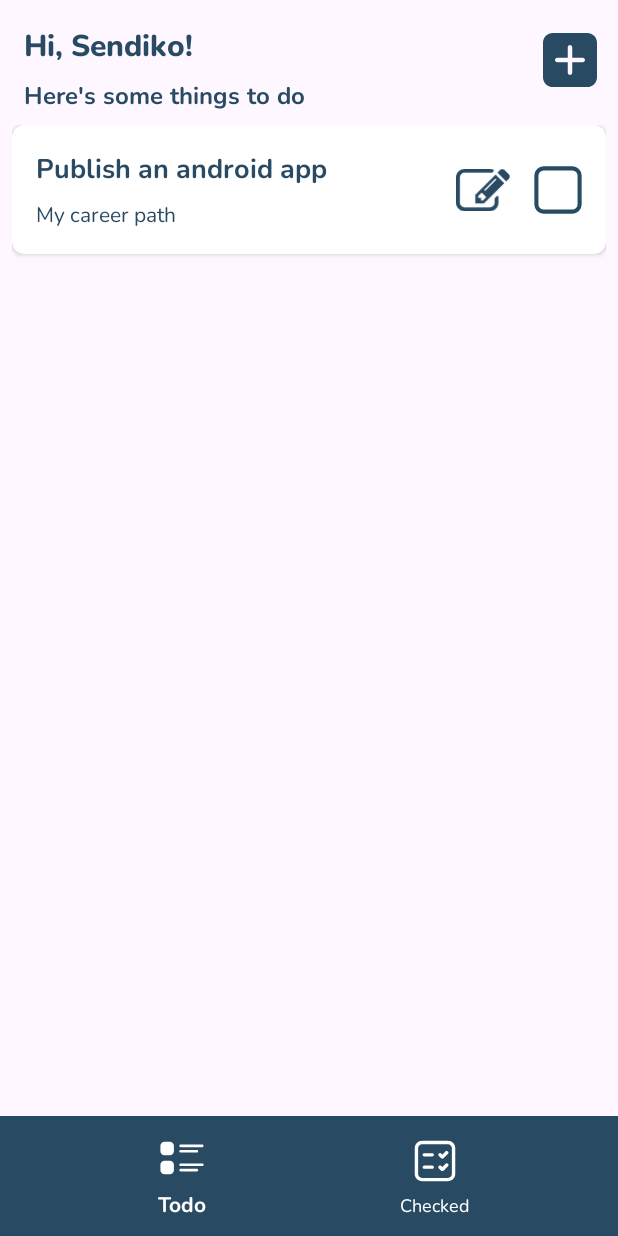
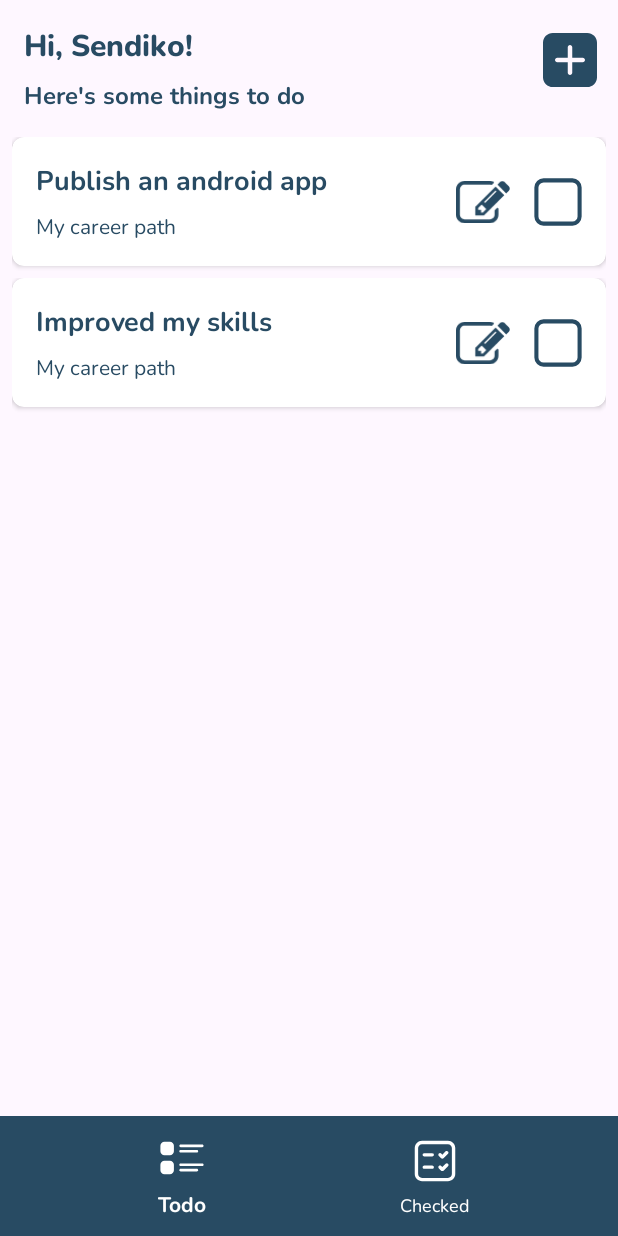
Before and after one commit to Sendiko/JustDoIt, an Android app: the HomeFragment screen opened through its navigation route, on a phone screen of 412 x 824 dp. Run offline under Robolectric (Android 15) with nearby library versions, the light colour scheme and no system bars; our stand-ins replace navigation-ui; 1 statement that could not run was skipped.

Commit message:
ui update

```diff
--- a/app/src/main/java/com/sendiko/justdoit/ui/home/HomeFragment.kt
+++ b/app/src/main/java/com/sendiko/justdoit/ui/home/HomeFragment.kt
@@ -7,15 +7,14 @@ import android.view.ViewGroup
 import androidx.fragment.app.Fragment
 import androidx.lifecycle.ViewModelProvider
 import androidx.recyclerview.widget.LinearLayoutManager
+import com.google.android.material.bottomsheet.BottomSheetDialog
+import com.sendiko.justdoit.R
 import com.sendiko.justdoit.databinding.FragmentHomeBinding
 import com.sendiko.justdoit.model.Task
 
 class HomeFragment : Fragment() {
 
     private var _binding: FragmentHomeBinding? = null
-
-    // This property is only valid between onCreateView and
-    // onDestroyView.
     private val binding get() = _binding!!
 
     override fun onCreateView(
@@ -34,12 +33,29 @@ class HomeFragment : Fragment() {
     override fun onViewCreated(view: View, savedInstanceState: Bundle?) {
         super.onViewCreated(view, savedInstanceState)
         setupRecyclerView()
+
+        binding.buttonAdd.setOnClickListener {
+            showInputFragment()
+        }
+
+    }
+
+    private fun showInputFragment() {
+        val inputFrag = BottomSheetDialog(requireContext())
+        val view = layoutInflater.inflate(R.layout.fragment_input_task, null)
+        inputFrag.setContentView(view)
+        inputFrag.show()
     }
 
     private fun setupRecyclerView(){
         val taskList = arrayListOf<Task>(
             Task(
                 "Publish an android app",
+                "My career path",
+                false
+            ),
+            Task(
+                "Improved my skills",
                 "My career path",
                 false
             )
--- /dev/null
+++ b/app/src/main/res/drawable/ic_add_square.xml
@@ -0,0 +1,9 @@
+<vector xmlns:android="http://schemas.android.com/apk/res/android"
+    android:width="100dp"
+    android:height="100dp"
+    android:viewportWidth="100"
+    android:viewportHeight="100">
+  <path
+      android:pathData="M12.5,26.04C12.5,22.45 13.93,19.01 16.47,16.47C19.01,13.93 22.45,12.5 26.04,12.5H73.96C77.55,12.5 80.99,13.93 83.53,16.47C86.07,19.01 87.5,22.45 87.5,26.04V73.96C87.5,77.55 86.07,80.99 83.53,83.53C80.99,86.07 77.55,87.5 73.96,87.5H26.04C22.45,87.5 19.01,86.07 16.47,83.53C13.93,80.99 12.5,77.55 12.5,73.96V26.04ZM53.13,32.29C53.13,31.46 52.8,30.67 52.21,30.08C51.62,29.5 50.83,29.17 50,29.17C49.17,29.17 48.38,29.5 47.79,30.08C47.2,30.67 46.88,31.46 46.88,32.29V46.88H32.29C31.46,46.88 30.67,47.2 30.08,47.79C29.5,48.38 29.17,49.17 29.17,50C29.17,50.83 29.5,51.62 30.08,52.21C30.67,52.8 31.46,53.13 32.29,53.13H46.88V67.71C46.88,68.54 47.2,69.33 47.79,69.92C48.38,70.5 49.17,70.83 50,70.83C50.83,70.83 51.62,70.5 52.21,69.92C52.8,69.33 53.13,68.54 53.13,67.71V53.13H67.71C68.54,53.13 69.33,52.8 69.92,52.21C70.5,51.62 70.83,50.83 70.83,50C70.83,49.17 70.5,48.38 69.92,47.79C69.33,47.2 68.54,46.88 67.71,46.88H53.13V32.29Z"
+      android:fillColor="#284B63"/>
+</vector>
--- a/app/src/main/res/layout/activity_main.xml
+++ b/app/src/main/res/layout/activity_main.xml
@@ -1,6 +1,7 @@
 <?xml version="1.0" encoding="utf-8"?>
 <androidx.constraintlayout.widget.ConstraintLayout xmlns:android="http://schemas.android.com/apk/res/android"
     xmlns:app="http://schemas.android.com/apk/res-auto"
+    xmlns:tools="http://schemas.android.com/tools"
     android:id="@+id/container"
     android:layout_width="match_parent"
     android:layout_height="match_parent">
@@ -33,6 +34,7 @@
         app:layout_constraintLeft_toLeftOf="parent"
         app:layout_constraintRight_toRightOf="parent"
         app:layout_constraintTop_toTopOf="parent"
-        app:navGraph="@navigation/mobile_navigation" />
+        app:navGraph="@navigation/mobile_navigation"
+        tools:ignore="FragmentTagUsage" />
 
 </androidx.constraintlayout.widget.ConstraintLayout>
--- a/app/src/main/res/layout/fragment_dashboard.xml
+++ b/app/src/main/res/layout/fragment_dashboard.xml
@@ -37,7 +37,7 @@
         android:layout_height="48dp"
         android:layout_marginEnd="8dp"
         android:layout_marginBottom="8dp"
-        android:src="@drawable/ic_add"
+        android:src="@drawable/ic_add_square"
         app:layout_constraintBottom_toBottomOf="@+id/greeting2"
         app:layout_constraintEnd_toEndOf="parent"
         app:layout_constraintTop_toTopOf="@+id/greeting"
--- a/app/src/main/res/layout/fragment_home.xml
+++ b/app/src/main/res/layout/fragment_home.xml
@@ -32,12 +32,12 @@
         app:layout_constraintTop_toBottomOf="@id/greeting" />
 
     <ImageView
-        android:id="@+id/imageView"
+        android:id="@+id/button_add"
         android:layout_width="48dp"
         android:layout_height="48dp"
         android:layout_marginEnd="8dp"
         android:layout_marginBottom="8dp"
-        android:src="@drawable/ic_add"
+        android:src="@drawable/ic_add_square"
         app:layout_constraintBottom_toBottomOf="@+id/greeting2"
         app:layout_constraintEnd_toEndOf="parent"
         app:layout_constraintTop_toTopOf="@+id/greeting"
@@ -47,7 +47,10 @@
         android:id="@+id/rv_task"
         android:layout_width="match_parent"
         android:layout_height="0dp"
-        android:layout_margin="8dp"
+        android:layout_marginStart="8dp"
+        android:layout_marginTop="16dp"
+        android:layout_marginEnd="8dp"
+        android:layout_marginBottom="8dp"
         app:layout_constraintBottom_toBottomOf="parent"
         app:layout_constraintTop_toBottomOf="@id/greeting2"/>
 
--- a/app/src/main/res/values/dimens.xml
+++ /dev/null
@@ -1,5 +0,0 @@
-<resources>
-    <!-- Default screen margins, per the Android Design guidelines. -->
-    <dimen name="activity_horizontal_margin">16dp</dimen>
-    <dimen name="activity_vertical_margin">16dp</dimen>
-</resources>
```
Also changed, not shown: app/src/main/res/drawable/ic_add.xml (+5 -5 lines).
